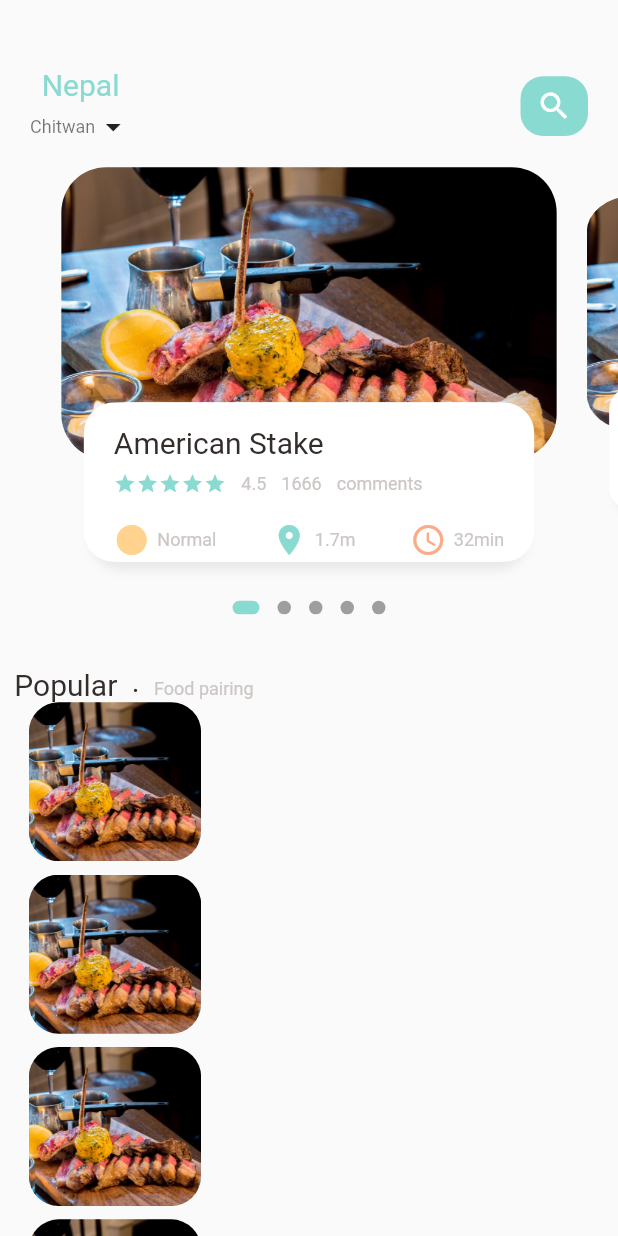
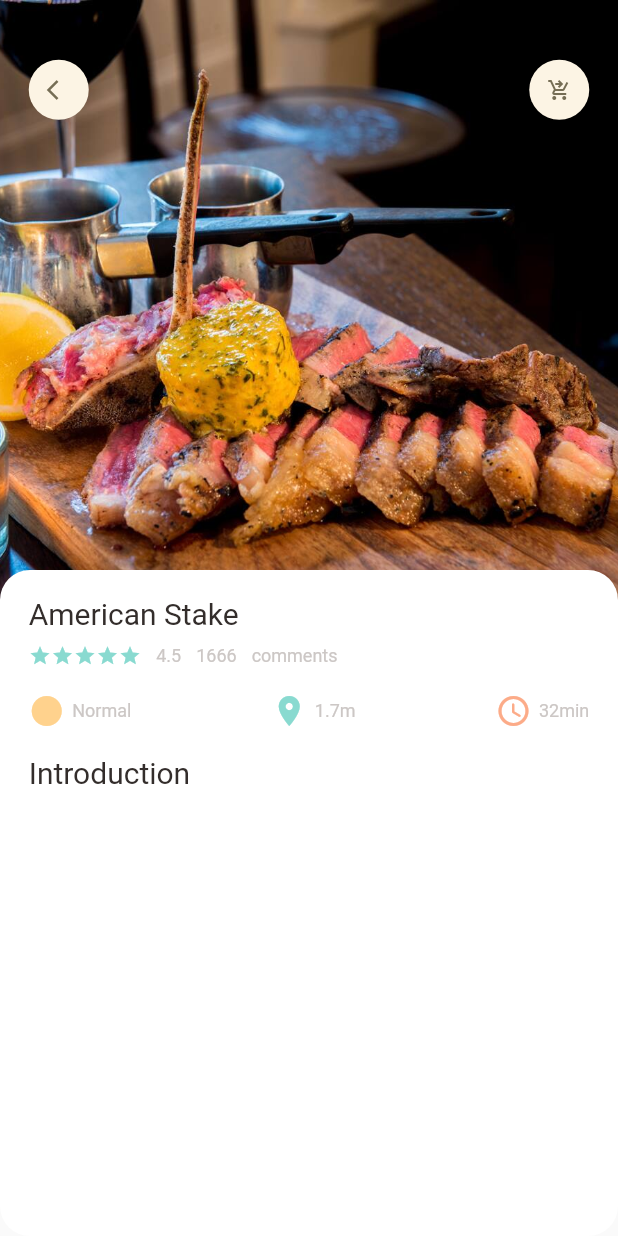
Before and after one commit to Kingyakstha/flutter, a Flutter app: the screen it shows after launch, on a phone screen of 412 x 824 dp. Run offline on Flutter 3.47's test engine with Material 2 defaults, Android fonts, the phone set to English and light mode, and no system bars; drawn by our look-alikes of dots_indicator; our stand-ins replace get.

Commit message:
second day ig...

```diff
--- a/lib/main.dart
+++ b/lib/main.dart
@@ -1,8 +1,9 @@
 import 'package:flutter/material.dart';
-import 'package:flutter_projects/home/main_food_page.dart';
+import 'package:flutter_projects/pages/food/popular_food_details.dart';
+import 'package:flutter_projects/pages/home/main_food_page.dart';
 import 'package:get/get.dart';
 
 void main() => runApp(const GetMaterialApp(
       debugShowCheckedModeBanner: false,
-      home: MainFoodPage(),
+      home: PopularFoodDetail(), //MainFoodPage(),
     ));
--- /dev/null
+++ b/lib/pages/food/popular_food_details.dart
@@ -0,0 +1,69 @@
+import 'package:flutter/material.dart';
+import 'package:flutter_projects/utils/dimentions.dart';
+import 'package:flutter_projects/widgets/app_column.dart';
+import 'package:flutter_projects/widgets/app_icon.dart';
+import '../../widgets/big_text.dart';
+
+class PopularFoodDetail extends StatelessWidget {
+  const PopularFoodDetail({super.key});
+
+  @override
+  Widget build(BuildContext context) {
+    return Scaffold(
+      body: Stack(
+        children: [
+          Positioned(
+              left: 0,
+              right: 0,
+              child: Container(
+                width: double.maxFinite,
+                height: 400,
+                decoration: const BoxDecoration(
+                  image: DecorationImage(
+                      fit: BoxFit.cover,
+                      image: AssetImage("assets/images/meat.jpg")),
+                ),
+              )),
+          Positioned(
+              top: Dimensions.height45,
+              left: Dimensions.width20,
+              right: Dimensions.width20,
+              child: Row(
+                mainAxisAlignment: MainAxisAlignment.spaceBetween,
+                // ignore: prefer_const_literals_to_create_immutables
+                children: [
+                  const AppIcon(icon: Icons.arrow_back_ios),
+                  const AppIcon(icon: Icons.shopping_cart_checkout_outlined)
+                ],
+              )),
+          Positioned(
+              top: 380,
+              bottom: 0,
+              left: 0,
+              right: 0,
+              child: Container(
+                  padding: EdgeInsets.only(
+                      left: Dimensions.width20,
+                      right: Dimensions.width20,
+                      top: Dimensions.height20),
+                  decoration: BoxDecoration(
+                    borderRadius: BorderRadius.circular(20),
+                    color: Colors.white,
+                  ),
+                  child: Column(
+                      crossAxisAlignment: CrossAxisAlignment.start,
+                      children: [
+                        const AppColumn(),
+                        SizedBox(
+                          height: Dimensions.height20,
+                        ),
+                        BigText(text: "Introduction"),
+                        SizedBox(
+                          height: Dimensions.height30,
+                        ),
+                      ]))),
+        ],
+      ),
+    );
+  }
+}
--- a/lib/home/food_page_body.dart
+++ b/lib/pages/home/food_page_body.dart
@@ -2,6 +2,7 @@ import 'package:dots_indicator/dots_indicator.dart';
 import 'package:flutter/material.dart';
 import 'package:flutter_projects/utils/colors.dart';
 import 'package:flutter_projects/utils/dimentions.dart';
+import 'package:flutter_projects/widgets/app_column.dart';
 import 'package:flutter_projects/widgets/big_text.dart';
 import 'package:flutter_projects/widgets/icon_text_widget.dart';
 import 'package:flutter_projects/widgets/small_text.dart';
@@ -83,10 +84,7 @@ class _FoodPageBodyState extends State<FoodPageBody> {
           ],
         ),
       ),
-      Container(
-        height: 900,
-        // decoration: BoxDecoration(color: Colors.yellow),
-        child: ListView.builder(
+      ListView.builder(
           physics: NeverScrollableScrollPhysics(),
           shrinkWrap: true,
           itemCount: 10,
@@ -110,10 +108,58 @@ class _FoodPageBodyState extends State<FoodPageBody> {
                               image: AssetImage("assets/images/meat.jpg"),
                               fit: BoxFit.cover)),
                     ),
+                    Expanded(
+                      child: Container(
+                        height: Dimensions.height110,
+                        //width: 250,
+                        decoration: BoxDecoration(
+                          borderRadius: BorderRadius.only(
+                              topRight: Radius.circular(20),
+                              bottomRight: Radius.circular(20)),
+                          color: Colors.white,
+                        ),
+                        child: Padding(
+                          padding: EdgeInsets.only(
+                              left: Dimensions.width10,
+                              right: Dimensions.width10,
+                              top: Dimensions.height10),
+                          child: Column(
+                            crossAxisAlignment: CrossAxisAlignment.start,
+                            children: [
+                              BigText(text: "Nutricious stake"),
+                              SizedBox(
+                                height: Dimensions.height10,
+                              ),
+                              SmallText(text: "With American characteristic"),
+                              SizedBox(
+                                height: Dimensions.height10,
+                              ),
+                              Row(
+                                mainAxisAlignment:
+                                    MainAxisAlignment.spaceBetween,
+                                children: [
+                                  IconAndTextWidget(
+                                      icon: Icons.circle_sharp,
+                                      text: "Normal",
+                                      iconColor: AppColors.iconColor1),
+                                  IconAndTextWidget(
+                                      icon: Icons.location_on,
+                                      text: "1.7m",
+                                      iconColor: AppColors.mainColor),
+                                  IconAndTextWidget(
+                                      icon: Icons.access_time_rounded,
+                                      text: "32min",
+                                      iconColor: AppColors.iconColor2),
+                                ],
+                              )
+                            ],
+                          ),
+                        ),
+                      ),
+                    ),
                   ],
                 ));
-            }),
-      )
+          })
     ]);
   }
 
@@ -178,51 +224,7 @@ class _FoodPageBodyState extends State<FoodPageBody> {
                 ]),
             child: Container(
                 padding: const EdgeInsets.only(left: 15, right: 15, top: 15),
-              child: Column(
-                crossAxisAlignment: CrossAxisAlignment.start,
-                children: [
-                  BigText(text: "American Stake"),
-                  SizedBox(height: Dimensions.height10),
-                  Row(
-                    // mainAxisAlignment: MainAxisAlignment.spaceBetween,
-                    children: [
-                      Wrap(
-                        children: List.generate(
-                            5,
-                            (index) => Icon(Icons.star,
-                                color: AppColors.mainColor, size: 15)),
-                      ),
-                      const SizedBox(width: 10),
-                      SmallText(text: "4.5"),
-                      const SizedBox(width: 10),
-                      SmallText(text: "1666"),
-                      const SizedBox(width: 10),
-                      SmallText(text: "comments"),
-                    ],
-                  ),
-                  SizedBox(
-                    height: Dimensions.height20,
-                  ),
-                  Row(
-                    mainAxisAlignment: MainAxisAlignment.spaceBetween,
-                    children: [
-                      IconAndTextWidget(
-                          icon: Icons.circle_sharp,
-                          text: "Normal",
-                          iconColor: AppColors.iconColor1),
-                      IconAndTextWidget(
-                          icon: Icons.location_on,
-                          text: "1.7m",
-                          iconColor: AppColors.mainColor),
-                      IconAndTextWidget(
-                          icon: Icons.access_time_rounded,
-                          text: "32min",
-                          iconColor: AppColors.iconColor2),
-                    ],
-                  )
-                ],
-              ),
-            ),
+                child: const AppColumn()),
           ),
         )
       ]),
--- a/lib/home/main_food_page.dart
+++ b/lib/pages/home/main_food_page.dart
@@ -1,5 +1,5 @@
 import 'package:flutter/material.dart';
-import 'package:flutter_projects/home/food_page_body.dart';
+import 'package:flutter_projects/pages/home/food_page_body.dart';
 import 'package:flutter_projects/utils/colors.dart';
 import 'package:flutter_projects/utils/dimentions.dart';
 import 'package:flutter_projects/widgets/big_text.dart';
--- a/lib/utils/dimentions.dart
+++ b/lib/utils/dimentions.dart
@@ -15,6 +15,7 @@ class Dimensions {
   static double height45 = height5 * 9;
   static double height30 = height10 * 3;
   static double height120 = height10 * 12;
+  static double height110 = height10 * 11;
 
   //430
   static double width10 = screenWidth / 43;
@@ -23,4 +24,6 @@ class Dimensions {
   static double width45 = width5 * 9;
   static double width30 = width10 * 3;
   static double width120 = width10 * 12;
+
+  //list view size
 }
--- /dev/null
+++ b/lib/widgets/app_column.dart
@@ -0,0 +1,61 @@
+import 'package:flutter/material.dart';
+import 'package:flutter_projects/widgets/small_text.dart';
+
+import '../utils/colors.dart';
+import '../utils/dimentions.dart';
+import 'big_text.dart';
+import 'icon_text_widget.dart';
+
+class AppColumn extends StatelessWidget {
+  const AppColumn({super.key});
+
+  @override
+  Widget build(BuildContext context) {
+    return Column(
+      crossAxisAlignment: CrossAxisAlignment.start,
+      children: [
+        BigText(text: "American Stake"),
+        SizedBox(height: Dimensions.height10),
+        Row(
+          // mainAxisAlignment: MainAxisAlignment.spaceBetween,
+          children: [
+            Wrap(
+              children: List.generate(
+                  5,
+                  (index) =>
+                      Icon(Icons.star, color: AppColors.mainColor, size: 15)),
+            ),
+            const SizedBox(width: 10),
+            SmallText(text: "4.5"),
+            const SizedBox(width: 10),
+            SmallText(text: "1666"),
+            const SizedBox(width: 10),
+            SmallText(text: "comments"),
+          ],
+        ),
+        SizedBox(
+          height: Dimensions.height20,
+        ),
+        Row(
+          mainAxisAlignment: MainAxisAlignment.spaceBetween,
+          children: [
+            IconAndTextWidget(
+                icon: Icons.circle_sharp,
+                text: "Normal",
+                iconColor: AppColors.iconColor1),
+            IconAndTextWidget(
+                icon: Icons.location_on,
+                text: "1.7m",
+                iconColor: AppColors.mainColor),
+            IconAndTextWidget(
+                icon: Icons.access_time_rounded,
+                text: "32min",
+                iconColor: AppColors.iconColor2),
+          ],
+        ),
+
+        //SmallText(text: "Stake is one of the findes")
+      ],
+    );
+  }
+}
--- /dev/null
+++ b/lib/widgets/app_icon.dart
@@ -0,0 +1,29 @@
+import 'package:cupertino_icons/cupertino_icons.dart';
+import 'package:flutter/material.dart';
+
+class AppIcon extends StatelessWidget {
+  final IconData icon;
+  final Color background;
+  final Color iconColor;
+  final double size;
+  const AppIcon(
+      {super.key,
+      required this.icon,
+      this.background = const Color(0xFFfcf4e4),
+      this.iconColor = const Color(0xFF756d54),
+      this.size = 40});
+
+  @override
+  Widget build(BuildContext context) {
+    return Container(
+      width: size,
+      height: size,
+      decoration: BoxDecoration(
+        borderRadius: BorderRadius.circular(size / 2),
+        color: background,
+        //  image: DecorationImage(image: AssetImage(""))
+      ),
+      child: Icon(icon, color: iconColor, size: 16),
+    );
+  }
+}
```
Also changed, not shown: lib/widgets/description.dart (added, +22 -0 lines). Lines whose indentation alone changed are shown as unchanged.
